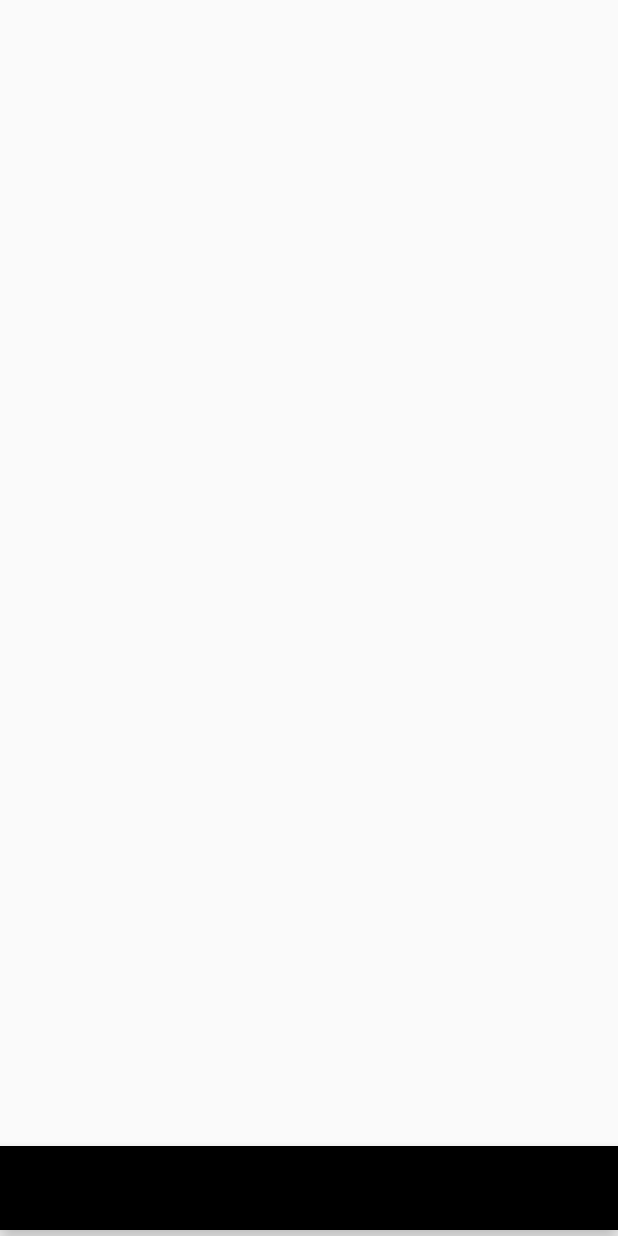
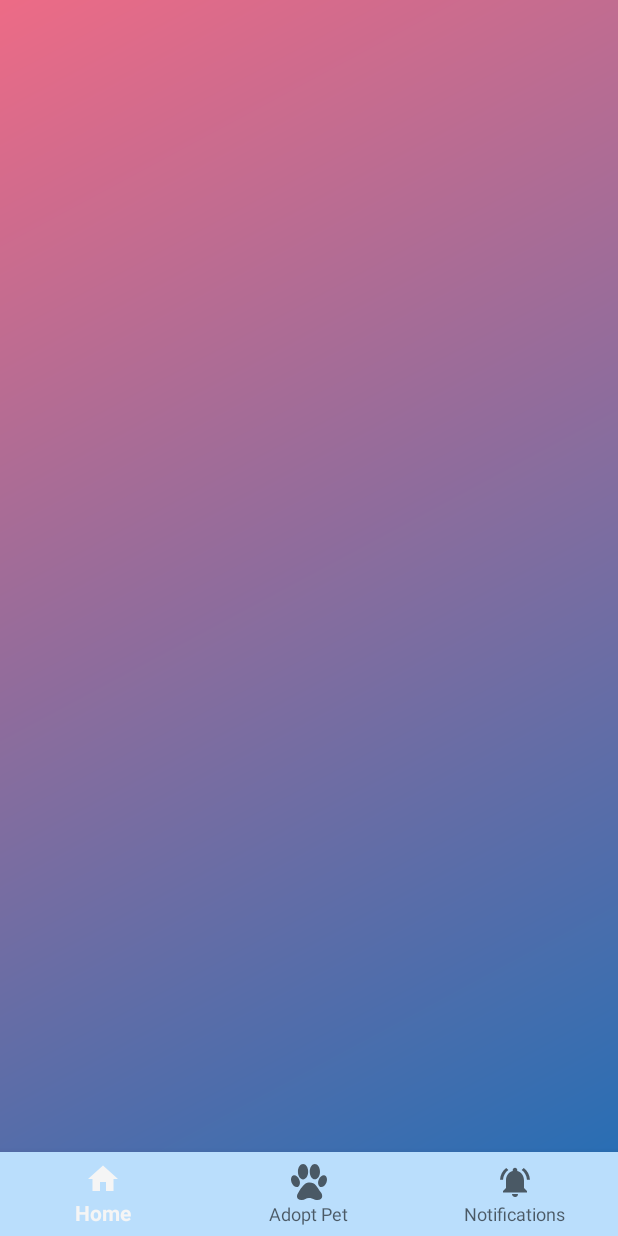
Before and after one commit to WenDEVLIFE/Pet-Adoption-App, an Android app: the FragementController screen opened directly, with no data from a screen before it, on a phone screen of 412 x 824 dp. Run offline under Robolectric (Android 15) with nearby library versions, the phone set to English and light mode, and no system bars.

Commit message:
Added Background gradient

```diff
--- a/app/build.gradle.kts
+++ b/app/build.gradle.kts
@@ -32,7 +32,8 @@ android {
 }
 
 dependencies {
-
+    implementation ("androidx.navigation:navigation-fragment:2.7.7")
+    implementation ("androidx.navigation:navigation-ui:2.7.7")
     implementation("androidx.appcompat:appcompat:1.6.1")
     implementation("com.google.android.material:material:1.11.0")
     implementation("androidx.constraintlayout:constraintlayout:2.1.4")
--- a/app/src/main/AndroidManifest.xml
+++ b/app/src/main/AndroidManifest.xml
@@ -13,7 +13,7 @@
             android:theme="@style/Theme.Pet_Adoption_App"
             tools:targetApi="31">
         <activity
-                android:name=".Home"
+                android:name=".FragementController"
                 android:exported="false"
                 android:label="@string/title_activity_home"
                 android:theme="@style/Theme.Pet_Adoption_App.NoActionBar" />
--- a/app/src/main/java/com/example/pet_adoption_app/Home.java
+++ b/app/src/main/java/com/example/pet_adoption_app/FragementController.java
@@ -8,7 +8,7 @@ import androidx.core.graphics.Insets;
 import androidx.core.view.ViewCompat;
 import androidx.core.view.WindowInsetsCompat;
 
-public class Home extends AppCompatActivity {
+public class FragementController extends AppCompatActivity {
 
     @Override
     protected void onCreate(Bundle savedInstanceState) {
--- a/app/src/main/res/drawable/baseline_home_24.xml
+++ b/app/src/main/res/drawable/baseline_home_24.xml
@@ -1,5 +1,10 @@
-<vector xmlns:android="http://schemas.android.com/apk/res/android" android:height="24dp" android:tint="#000000" android:viewportHeight="24" android:viewportWidth="24" android:width="24dp">
+<vector xmlns:android="http://schemas.android.com/apk/res/android"
+        android:height="24dp"
+        android:viewportHeight="24"
+        android:viewportWidth="24"
+        android:width="24dp">
 
-    <path android:fillColor="@android:color/white" android:pathData="M10,20v-6h4v6h5v-8h3L12,3 2,12h3v8z"/>
+    <path android:fillColor="@color/black"
+            android:pathData="M10,20v-6h4v6h5v-8h3L12,3 2,12h3v8z"/>
 
 </vector>
--- a/app/src/main/res/drawable/baseline_notifications_active_24.xml
+++ b/app/src/main/res/drawable/baseline_notifications_active_24.xml
@@ -1,5 +1,5 @@
 <vector xmlns:android="http://schemas.android.com/apk/res/android" android:height="24dp" android:tint="#000000" android:viewportHeight="24" android:viewportWidth="24" android:width="24dp">
 
-    <path android:fillColor="@android:color/white" android:pathData="M7.58,4.08L6.15,2.65C3.75,4.48 2.17,7.3 2.03,10.5h2c0.15,-2.65 1.51,-4.97 3.55,-6.42zM19.97,10.5h2c-0.15,-3.2 -1.73,-6.02 -4.12,-7.85l-1.42,1.43c2.02,1.45 3.39,3.77 3.54,6.42zM18,11c0,-3.07 -1.64,-5.64 -4.5,-6.32L13.5,4c0,-0.83 -0.67,-1.5 -1.5,-1.5s-1.5,0.67 -1.5,1.5v0.68C7.63,5.36 6,7.92 6,11v5l-2,2v1h16v-1l-2,-2v-5zM12,22c0.14,0 0.27,-0.01 0.4,-0.04 0.65,-0.14 1.18,-0.58 1.44,-1.18 0.1,-0.24 0.15,-0.5 0.15,-0.78h-4c0.01,1.1 0.9,2 2.01,2z"/>
+    <path android:fillColor="@color/black" android:pathData="M7.58,4.08L6.15,2.65C3.75,4.48 2.17,7.3 2.03,10.5h2c0.15,-2.65 1.51,-4.97 3.55,-6.42zM19.97,10.5h2c-0.15,-3.2 -1.73,-6.02 -4.12,-7.85l-1.42,1.43c2.02,1.45 3.39,3.77 3.54,6.42zM18,11c0,-3.07 -1.64,-5.64 -4.5,-6.32L13.5,4c0,-0.83 -0.67,-1.5 -1.5,-1.5s-1.5,0.67 -1.5,1.5v0.68C7.63,5.36 6,7.92 6,11v5l-2,2v1h16v-1l-2,-2v-5zM12,22c0.14,0 0.27,-0.01 0.4,-0.04 0.65,-0.14 1.18,-0.58 1.44,-1.18 0.1,-0.24 0.15,-0.5 0.15,-0.78h-4c0.01,1.1 0.9,2 2.01,2z"/>
 
 </vector>
--- /dev/null
+++ b/app/src/main/res/drawable/paw_icon.xml
@@ -0,0 +1,5 @@
+<vector xmlns:android="http://schemas.android.com/apk/res/android" android:height="23.607082dp" android:viewportHeight="122.88" android:viewportWidth="119.72" android:width="23dp">
+
+    <path android:fillColor="#FF000000" android:fillType="evenOdd" android:pathData="M40.06,0.37c9.4,0 17.03,11.69 17.03,26.1s-7.63,26.1 -17.03,26.1c-9.4,0 -17.03,-11.68 -17.03,-26.1C23.04,12.06 30.66,0.37 40.06,0.37L40.06,0.37zM61.71,63.55c19.94,0.04 22.42,13.25 39.23,35.86c8.38,16.45 -2.5,26.82 -21.15,22.38c-8.46,-4.31 -14.41,-5.83 -20.38,-5.63c-10.34,0.36 -12.95,7.18 -24.98,6.7c-9.28,-0.25 -13.46,-4.14 -14.27,-10.07c-0.87,-6.3 1.56,-10.28 4.52,-15.49C36.18,77.02 48.07,61.01 61.71,63.55L61.71,63.55L61.71,63.55zM7.17,39.08C0.14,41.86 -2.1,52.85 2.16,63.62C6.42,74.39 15.57,80.87 22.6,78.09c7.03,-2.78 9.27,-13.77 5.01,-24.54C23.35,42.78 14.2,36.3 7.17,39.08L7.17,39.08zM112.55,39.08c7.03,2.78 9.27,13.77 5.01,24.54c-4.26,10.77 -13.42,17.25 -20.44,14.47c-7.03,-2.78 -9.27,-13.77 -5.01,-24.54C96.37,42.78 105.52,36.3 112.55,39.08L112.55,39.08zM79.35,0c9.4,0 17.03,11.69 17.03,26.1s-7.63,26.1 -17.03,26.1c-9.4,0 -17.03,-11.68 -17.03,-26.1C62.33,11.69 69.95,0 79.35,0L79.35,0z"/>
+
+</vector>
--- a/app/src/main/res/layout/activity_home.xml
+++ b/app/src/main/res/layout/activity_home.xml
@@ -5,26 +5,29 @@
         android:id="@+id/main"
         android:layout_width="match_parent"
         android:layout_height="match_parent"
-        tools:context=".Home">
+        tools:context=".FragementController">
 
     <FrameLayout
+            android:id="@+id/nav_host_fragment"
             android:layout_width="0dp"
             android:layout_height="0dp"
-            android:layout_marginEnd="411dp"
+            android:background="@drawable/background_gradient"
             app:layout_constraintEnd_toEndOf="parent"
             app:layout_constraintStart_toStartOf="parent"
-            app:layout_constraintBottom_toBottomOf="parent"
-            app:layout_constraintTop_toTopOf="parent"
-            android:layout_marginBottom="731dp">
+            app:layout_constraintBottom_toTopOf="@id/bottom_navigation"
+            app:layout_constraintTop_toTopOf="parent">
 
     </FrameLayout>
 
     <com.google.android.material.bottomnavigation.BottomNavigationView
+            android:id="@+id/bottom_navigation"
             android:layout_width="match_parent"
             android:layout_height="wrap_content"
             app:layout_constraintStart_toStartOf="parent"
             app:layout_constraintBottom_toBottomOf="parent"
             app:layout_constraintEnd_toEndOf="parent"
             app:layout_constraintHorizontal_bias="1.0"
-            android:layout_marginBottom="4dp" />
+            android:background="#BADEFC"
+            app:menu="@menu/bottom_navmenumain"
+            />
 </androidx.constraintlayout.widget.ConstraintLayout>
--- /dev/null
+++ b/app/src/main/res/menu/bottom_navmenumain.xml
@@ -0,0 +1,19 @@
+<?xml version="1.0" encoding="utf-8"?>
+<menu xmlns:android="http://schemas.android.com/apk/res/android">
+
+
+    <item android:title="@string/home"
+            android:icon="@drawable/baseline_home_24"
+            android:id="@+id/home"
+            />
+
+    <item android:title="@string/adopt_pet"
+            android:id="@+id/adopt_pet"
+            android:icon="@drawable/paw_icon"
+            />
+
+    <item android:title="@string/notifications"
+            android:icon="@drawable/baseline_notifications_active_24"
+            android:id="@+id/notifications"
+            />
+</menu>
--- a/app/src/main/res/values/strings.xml
+++ b/app/src/main/res/values/strings.xml
@@ -49,4 +49,9 @@
     <string name="title_dashboard">Dashboard</string>
     <string name="title_notifications">Notifications</string>
     <string name="Adopt_pet" />
+    <string name="notifications">Notifications</string>
+    <string name="adopt_pet">Adopt Pet</string>
+    <string name="home">Home</string>
+    <string name="Home" />
+    <string name="home1" />
 </resources>
```
Also changed, not shown: app/src/main/res/menu/bottom_nav_menu.xml (deleted, +0 -19 lines).
